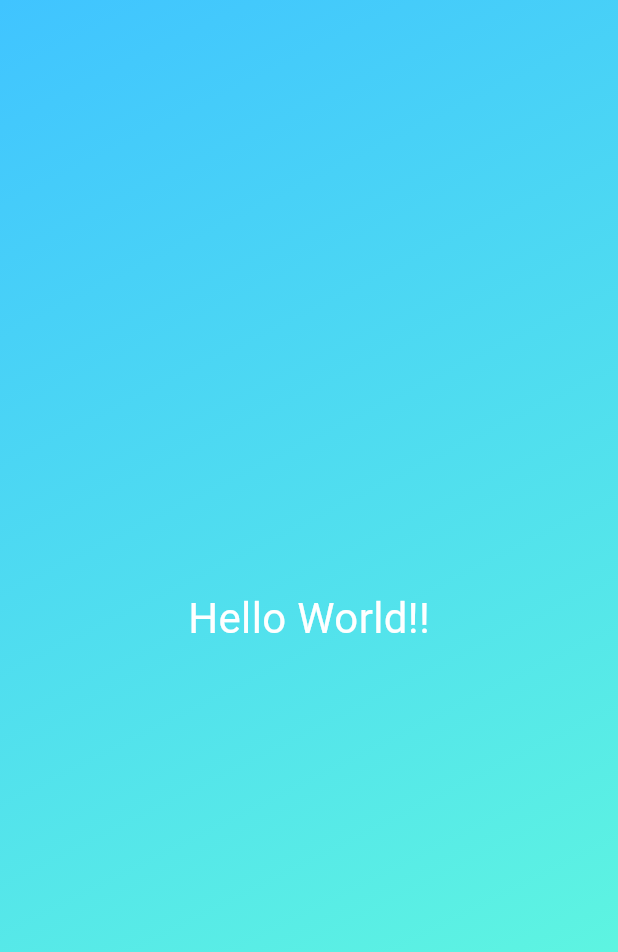
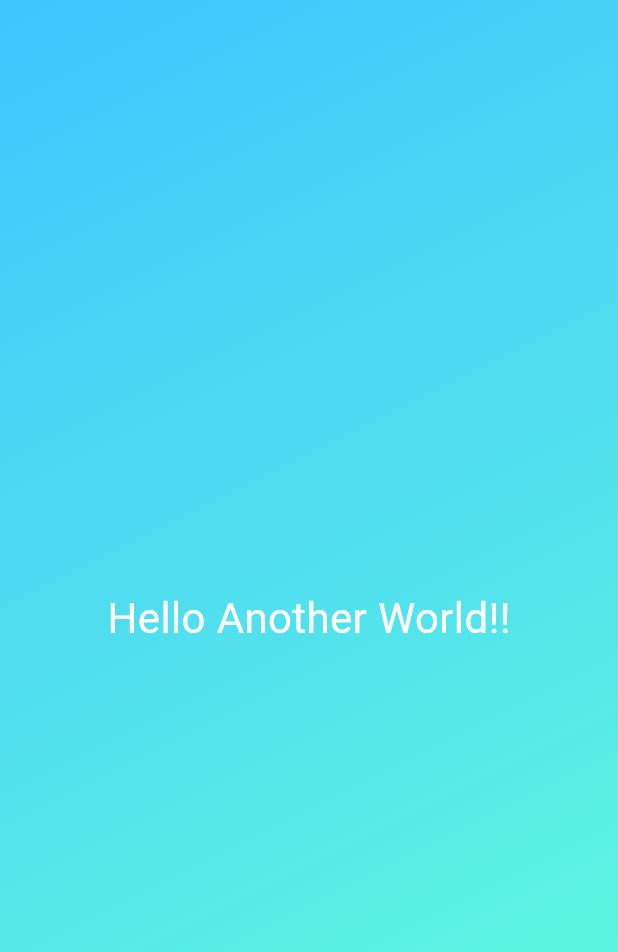
Before and after one commit to kickbuttowski25/latestFlutterDev, a Flutter app: the screen it shows after launch, on a phone screen of 412 x 824 dp. Shown: the top 952 px of the screen. Run offline on Flutter 3.47's test engine with Material 3 defaults, Android fonts, the phone set to English and light mode, and no system bars.

Commit message:
added a separate class for styled text

```diff
--- a/lib/gradient_container.dart
+++ b/lib/gradient_container.dart
@@ -1,4 +1,5 @@
 import 'package:flutter/material.dart';
+import 'package:flutter_application_1/styled_text.dart';
 
 class GradientConatiner extends StatelessWidget {
   const GradientConatiner({super.key});
@@ -14,10 +15,7 @@ class GradientConatiner extends StatelessWidget {
             ),
           ),
           child: const Center(
-            child: Text(
-              "Hello World!!",
-              style: TextStyle(color: Colors.white, fontSize: 28),
-            ),
+            child: StyledText(),
           ),
         );
   }
--- /dev/null
+++ b/lib/styled_text.dart
@@ -0,0 +1,13 @@
+import 'package:flutter/material.dart';
+
+class StyledText extends StatelessWidget {
+const StyledText({super.key});
+
+@override
+  Widget build(BuildContext context) {
+   return Text(
+              "Hello Another World!!",
+              style: TextStyle(color: Colors.white, fontSize: 28),
+            );
+  }
+}
```
